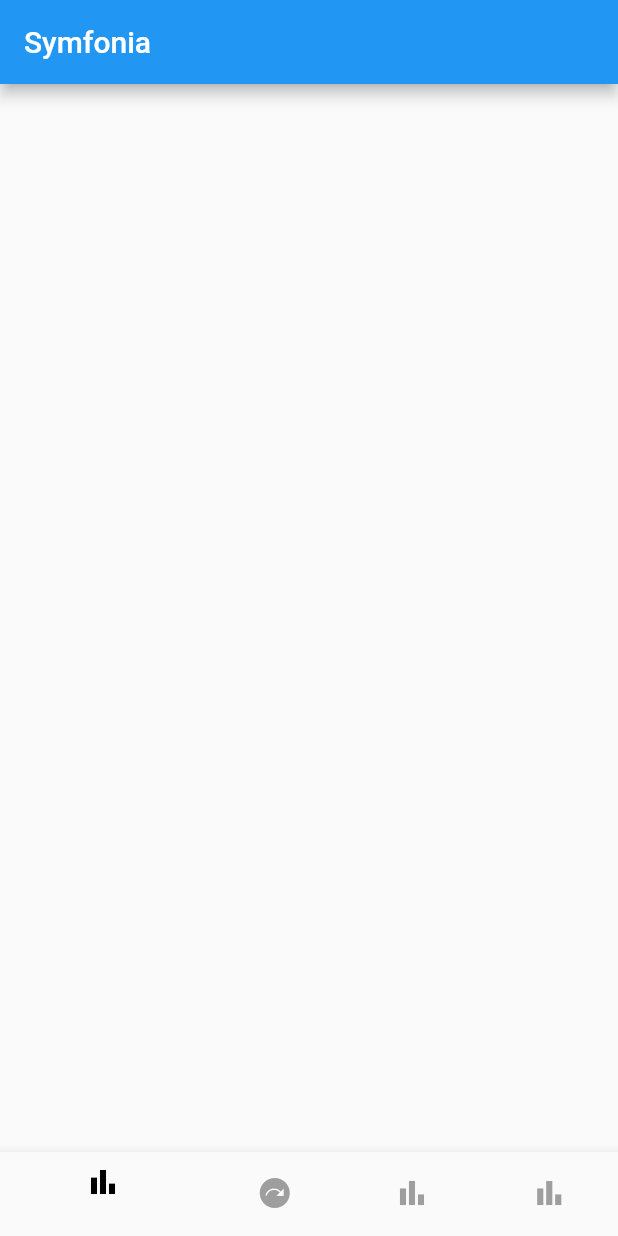
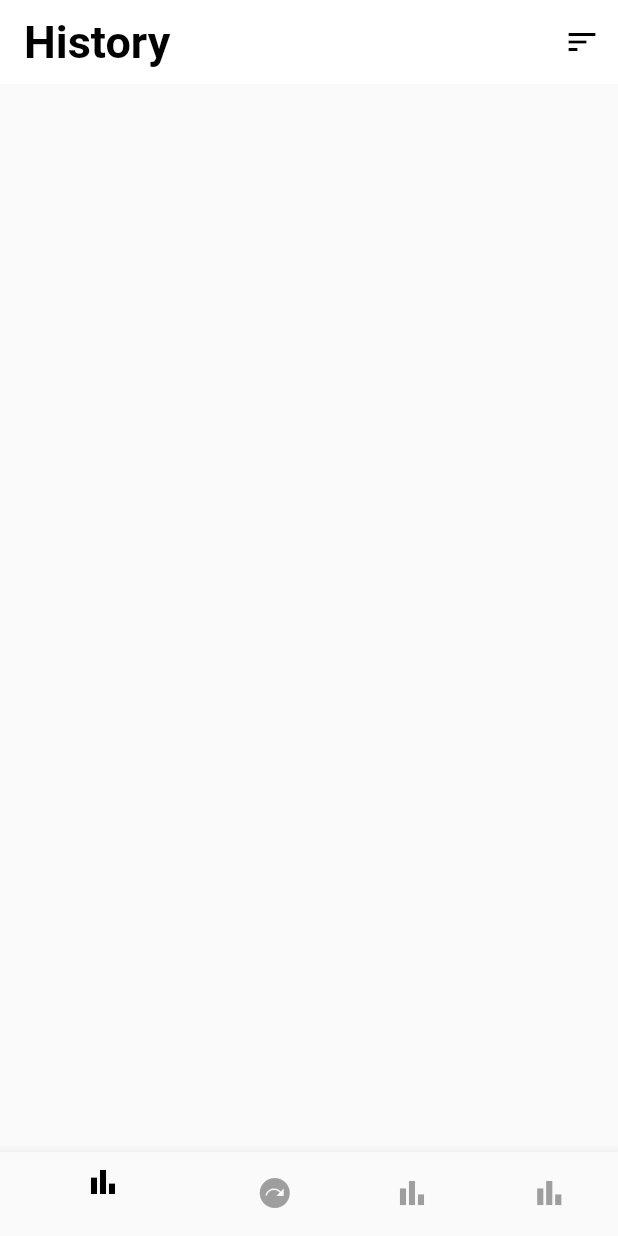
Before and after one commit to henryadebayo/symfonia, a Flutter app: the screen it shows after launch, on a phone screen of 412 x 824 dp. Run offline on Flutter 3.47's test engine with Material 2 defaults, Android fonts, the phone set to English and light mode, and no system bars.

Commit message:
creating widgets and file stucture

```diff
--- a/lib/UI/history/history_screen.dart
+++ b/lib/UI/history/history_screen.dart
@@ -13,8 +13,24 @@ class _HistoryScreenState extends State<HistoryScreen> {
   Widget build(BuildContext context) {
     return Scaffold(
       appBar: AppBar(
-        title: Text("Symfonia"),
+        backgroundColor: Colors.white,
+        elevation: 0.0,
+        title: Text("History", style: TextStyle(
+          color: Colors.black, fontWeight: FontWeight.bold, fontSize: 30.0
+        ),),
+        actions: [
+          Row(
+            children: [
+              IconButton(onPressed: (){}, icon: Icon(Icons.sort, color: Colors.black,))
+            ],
+          )
+        ],
       ),
+      body:ListView.builder(
+        itemCount: 20,
+          itemBuilder: (BuildContext context , int index){
+        return ListTile();
+      }),
     );
   }
 }
```
